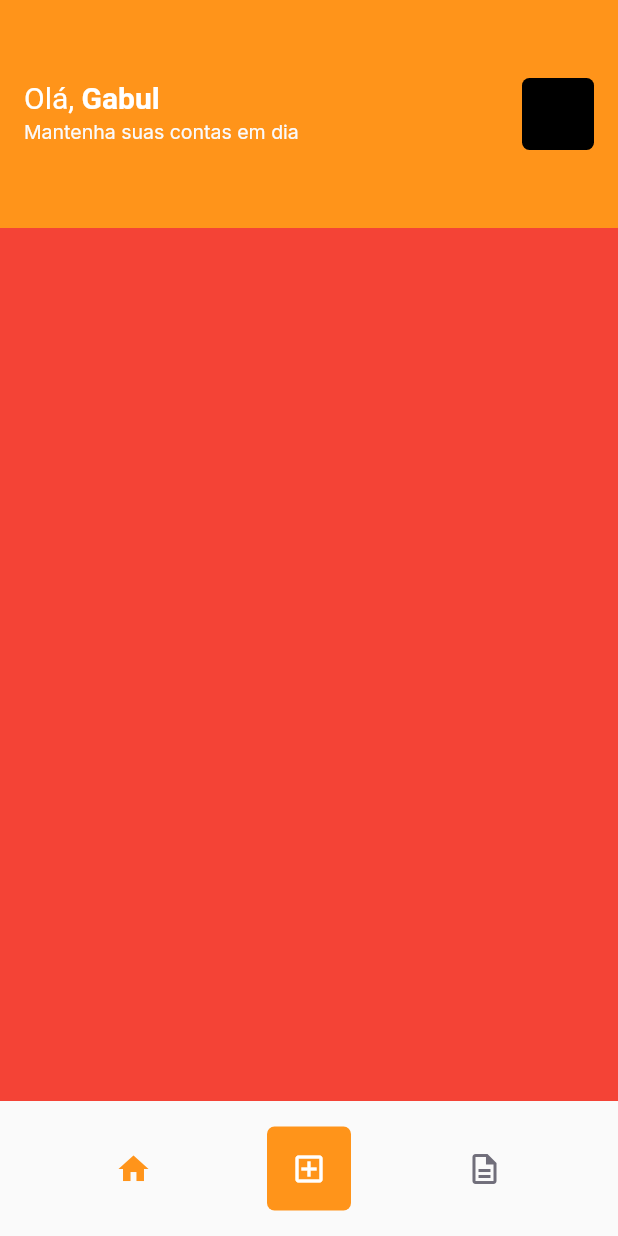
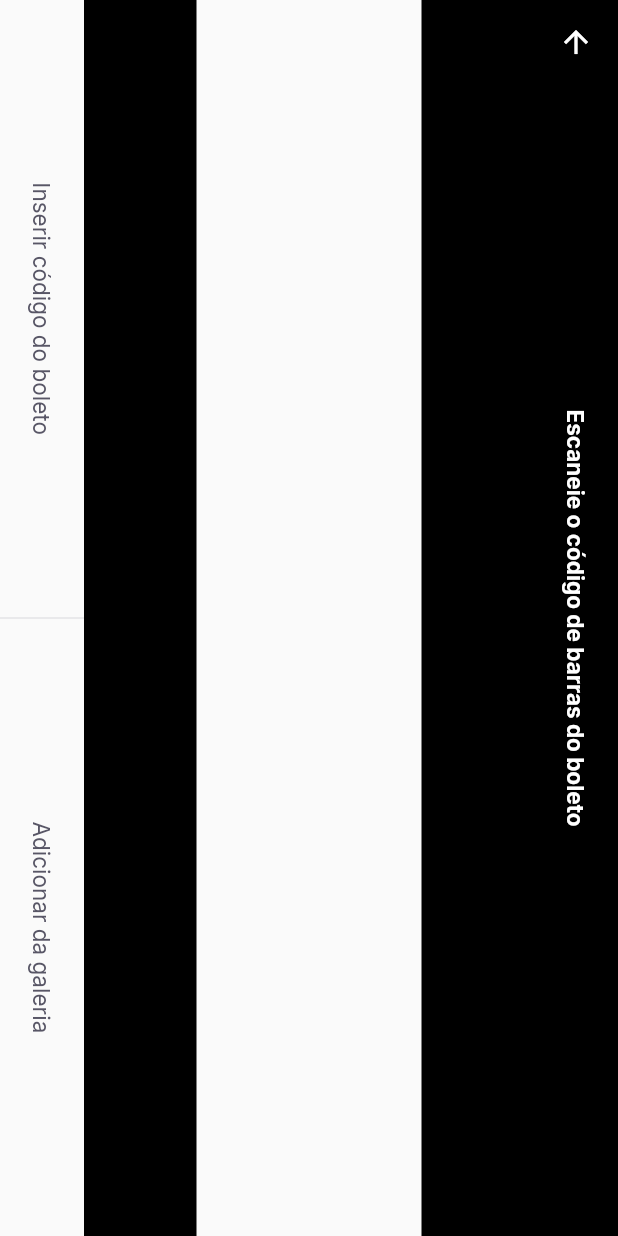
Before and after one commit to raangelbeatriz/pay_flow, a Flutter app: the HomePage screen opened by its route, after a tap on the "add box" icon, on a phone screen of 412 x 824 dp. Run offline on Flutter 3.47's test engine with Material 2 defaults, Android fonts, the phone set to English and light mode, and no system bars; our stand-ins replace firebase_core, google_fonts, google_sign_in, shared_preferences; missing offline and left inert: google_ml_kit; accounts and stored records are empty.

Commit message:
add barcode scanner page

```diff
--- /dev/null
+++ b/lib/modules/barcode_scanner/barcode_scanner_page.dart
@@ -0,0 +1,65 @@
+import 'package:flutter/material.dart';
+import 'package:pay_flow/shared/themes/app_colors.dart';
+import 'package:pay_flow/shared/themes/app_text_style.dart';
+import 'package:pay_flow/shared/widgets/set_label_buttons/set_label_buttons.dart';
+
+class BarCodeScannerPage extends StatefulWidget {
+  const BarCodeScannerPage({Key? key}) : super(key: key);
+
+  @override
+  _BarCodeScannerPageState createState() => _BarCodeScannerPageState();
+}
+
+class _BarCodeScannerPageState extends State<BarCodeScannerPage> {
+  @override
+  Widget build(BuildContext context) {
+    return SafeArea(
+      top: true,
+      bottom: true,
+      right: true,
+      left: true,
+      child: RotatedBox(
+        quarterTurns: 1,
+        child: Scaffold(
+          appBar: AppBar(
+            backgroundColor: Colors.black,
+            centerTitle: true,
+            title: Text(
+              "Escaneie o código de barras do boleto",
+              style: TextStyles.buttonBoldBackground,
+            ),
+            leading: BackButton(
+              color: AppColors.background,
+            ),
+          ),
+          body: Column(
+            children: [
+              Expanded(
+                child: Container(
+                  color: Colors.black,
+                ),
+              ),
+              Expanded(
+                flex: 2,
+                child: Container(
+                  color: Colors.transparent,
+                ),
+              ),
+              Expanded(
+                child: Container(
+                  color: Colors.black,
+                ),
+              ),
+            ],
+          ),
+          bottomNavigationBar: SetLabelButtons(
+            primaryLabel: "Inserir código do boleto",
+            primaryOnPressed: () {},
+            secondaryLabel: "Adicionar da galeria",
+            secondaryOnPressed: () {},
+          ),
+        ),
+      ),
+    );
+  }
+}
--- a/lib/modules/home/home_page.dart
+++ b/lib/modules/home/home_page.dart
@@ -34,7 +34,8 @@ class _HomePageState extends State<HomePage> {
                     style: TextStyles.titleRegular,
                     children: [
                       TextSpan(
-                          text: "Gabul", style: TextStyles.titleBoldBackground)
+                          text: "Beatriz",
+                          style: TextStyles.titleBoldBackground)
                     ]),
               ),
               subtitle: Text(
@@ -70,6 +71,7 @@ class _HomePageState extends State<HomePage> {
             GestureDetector(
               onTap: () {
                 print("Clicou");
+                Navigator.pushNamed(context, "/barCode");
               },
               child: Container(
                 width: 56,
--- a/lib/modules/login/login_page.dart
+++ b/lib/modules/login/login_page.dart
@@ -3,7 +3,7 @@ import 'package:pay_flow/modules/login/login_controller.dart';
 import 'package:pay_flow/shared/themes/app_colors.dart';
 import 'package:pay_flow/shared/themes/app_images.dart';
 import 'package:pay_flow/shared/themes/app_text_style.dart';
-import 'package:pay_flow/shared/widgets/social_login_button.dart';
+import 'package:pay_flow/shared/widgets/social_button/social_login_button.dart';
 
 class LoginPage extends StatefulWidget {
   const LoginPage({Key? key}) : super(key: key);
--- a/lib/shared/themes/app_widget.dart
+++ b/lib/shared/themes/app_widget.dart
@@ -1,4 +1,6 @@
 import 'package:flutter/material.dart';
+import 'package:google_ml_kit/google_ml_kit.dart';
+import 'package:pay_flow/modules/barcode_scanner/barcode_scanner_page.dart';
 import 'package:pay_flow/modules/home/home_page.dart';
 import 'package:pay_flow/modules/login/login_page.dart';
 import 'package:pay_flow/modules/splash/splash_page.dart';
@@ -13,12 +15,14 @@ class AppWidget extends StatelessWidget {
         title: 'Pay Flow',
         theme: ThemeData(
             primaryColor: AppColors.primary,
+            primarySwatch: Colors.orange,
             backgroundColor: AppColors.background),
         initialRoute: "/splash",
         routes: {
           "/home": (context) => HomePage(),
           "/login": (context) => LoginPage(),
-          "/splash": (context) => SplashPage()
+          "/splash": (context) => SplashPage(),
+          "/barCode": (context) => BarCodeScannerPage(),
         });
   }
 }
--- /dev/null
+++ b/lib/shared/widgets/divider_vertical/divider_vertical.dart
@@ -0,0 +1,15 @@
+import 'package:flutter/material.dart';
+import 'package:pay_flow/shared/themes/app_colors.dart';
+
+class DividerVertical extends StatelessWidget {
+  const DividerVertical({Key? key}) : super(key: key);
+
+  @override
+  Widget build(BuildContext context) {
+    return Container(
+      width: 1,
+      height: double.maxFinite,
+      color: AppColors.stroke,
+    );
+  }
+}
--- /dev/null
+++ b/lib/shared/widgets/label_button/label_button.dart
@@ -0,0 +1,23 @@
+import 'package:flutter/material.dart';
+import 'package:pay_flow/shared/themes/app_text_style.dart';
+
+class LabelButton extends StatelessWidget {
+  final String label;
+  final VoidCallback onPressed;
+  const LabelButton({Key? key, required this.label, required this.onPressed})
+      : super(key: key);
+
+  @override
+  Widget build(BuildContext context) {
+    return Container(
+      height: 56,
+      child: TextButton(
+        onPressed: onPressed,
+        child: Text(
+          label,
+          style: TextStyles.buttonHeading,
+        ),
+      ),
+    );
+  }
+}
--- /dev/null
+++ b/lib/shared/widgets/set_label_buttons/set_label_buttons.dart
@@ -0,0 +1,38 @@
+import 'package:flutter/material.dart';
+import 'package:pay_flow/shared/widgets/divider_vertical/divider_vertical.dart';
+import 'package:pay_flow/shared/widgets/label_button/label_button.dart';
+
+class SetLabelButtons extends StatelessWidget {
+  final String primaryLabel;
+  final VoidCallback primaryOnPressed;
+  final String secondaryLabel;
+  final VoidCallback secondaryOnPressed;
+  const SetLabelButtons({
+    Key? key,
+    required this.primaryLabel,
+    required this.primaryOnPressed,
+    required this.secondaryLabel,
+    required this.secondaryOnPressed,
+  }) : super(key: key);
+
+  @override
+  Widget build(BuildContext context) {
+    return Container(
+      height: 56,
+      child: Row(
+        //mainAxisAlignment: MainAxisAlignment.spaceEvenly,
+        children: [
+          Expanded(
+            child:
+                LabelButton(label: primaryLabel, onPressed: primaryOnPressed),
+          ),
+          DividerVertical(),
+          Expanded(
+            child: LabelButton(
+                label: secondaryLabel, onPressed: secondaryOnPressed),
+          ),
+        ],
+      ),
+    );
+  }
+}
--- a/pubspec.yaml
+++ b/pubspec.yaml
@@ -32,6 +32,9 @@ dependencies:
   firebase_core: ^1.3.0
   google_sign_in: ^5.0.4
   shared_preferences: ^2.0.6
+  google_ml_kit: ^0.6.0
+  camera: ^0.8.1+3
+  image_picker: ^0.8.1+3
 
 dev_dependencies:
   flutter_test:
```
Also changed, not shown: lib/shared/widgets/social_button/social_login_button.dart (renamed from lib/shared/widgets/social_login_button.dart), pubspec.lock.
